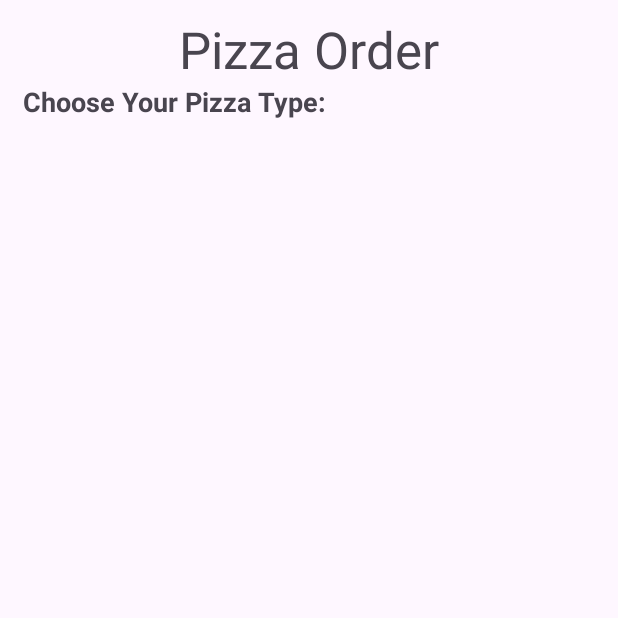
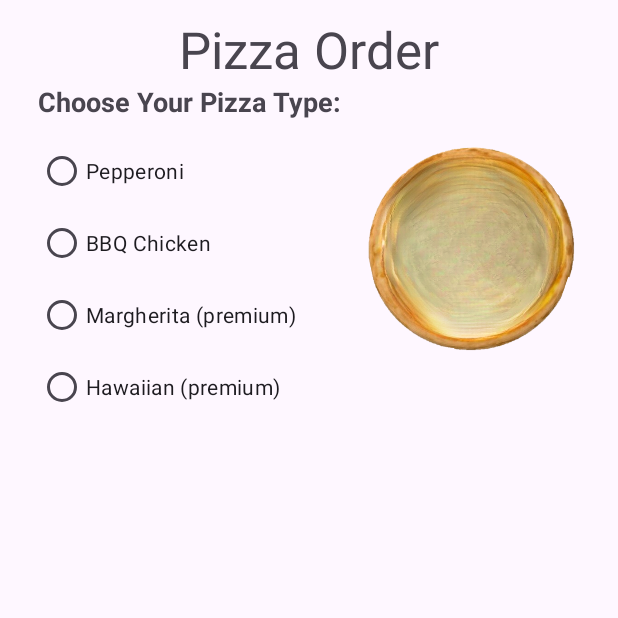
Before and after one commit to DallasLaComb/Pizza_Android_App, an Android app: the screen it shows after launch (MainActivity), on a phone screen of 412 x 824 dp, the top half of it. Run offline under Robolectric (Android 15) with nearby library versions, the phone set to English and light mode, and no system bars.

Commit message:
Default Pizza ImageView in place

```diff
--- a/Homework2/app/src/main/res/layout/activity_main.xml
+++ b/Homework2/app/src/main/res/layout/activity_main.xml
@@ -22,10 +22,55 @@
         android:id="@+id/tv_choose_your_pizza_type"
         android:layout_width="wrap_content"
         android:layout_height="wrap_content"
-        android:layout_marginStart="15dp"
+        android:layout_marginStart="25dp"
         android:text="@string/choose_your_pizza_type"
         android:textAppearance="@style/TextAppearance.AppCompat.Medium"
         android:textStyle="bold"
         app:layout_constraintStart_toStartOf="parent"
         app:layout_constraintTop_toBottomOf="@+id/tv_pizza_order" />
+
+    <RadioGroup
+        android:id="@+id/radioGroup"
+        android:layout_width="wrap_content"
+        android:layout_height="wrap_content"
+        android:layout_marginStart="25dp"
+        android:layout_marginTop="10dp"
+        app:layout_constraintStart_toStartOf="parent"
+        app:layout_constraintTop_toBottomOf="@+id/tv_choose_your_pizza_type">
+
+        <RadioButton
+            android:id="@+id/rb_pepperoni"
+            android:layout_width="wrap_content"
+            android:layout_height="wrap_content"
+            android:text="Pepperoni" />
+
+        <RadioButton
+            android:id="@+id/rb_bbq_chicken"
+            android:layout_width="wrap_content"
+            android:layout_height="wrap_content"
+            android:text="BBQ Chicken" />
+
+        <RadioButton
+            android:id="@+id/rb_margherita"
+            android:layout_width="wrap_content"
+            android:layout_height="wrap_content"
+            android:text="Margherita (premium)" />
+
+        <RadioButton
+            android:id="@+id/rb_hawaiian"
+            android:layout_width="wrap_content"
+            android:layout_height="wrap_content"
+            android:text="Hawaiian (premium)" />
+    </RadioGroup>
+
+    <ImageView
+        android:id="@+id/imageView"
+        android:layout_width="144dp"
+        android:layout_height="144dp"
+        android:layout_marginEnd="25dp"
+        app:layout_constraintEnd_toEndOf="parent"
+        app:layout_constraintTop_toTopOf="@+id/radioGroup"
+        app:srcCompat="@drawable/pizza_crust"
+        tools:srcCompat="@drawable/pizza_crust" />
+
 </androidx.constraintlayout.widget.ConstraintLayout>
```
Also changed, not shown: Homework2/app/src/main/res/drawable/bbq_chicken.png (added), Homework2/app/src/main/res/drawable/hawaiian.png (added), Homework2/app/src/main/res/drawable/margheritta.png (added), Homework2/app/src/main/res/drawable/pepperoni.png (added), Homework2/app/src/main/res/drawable/pizza_crust.png (added).
